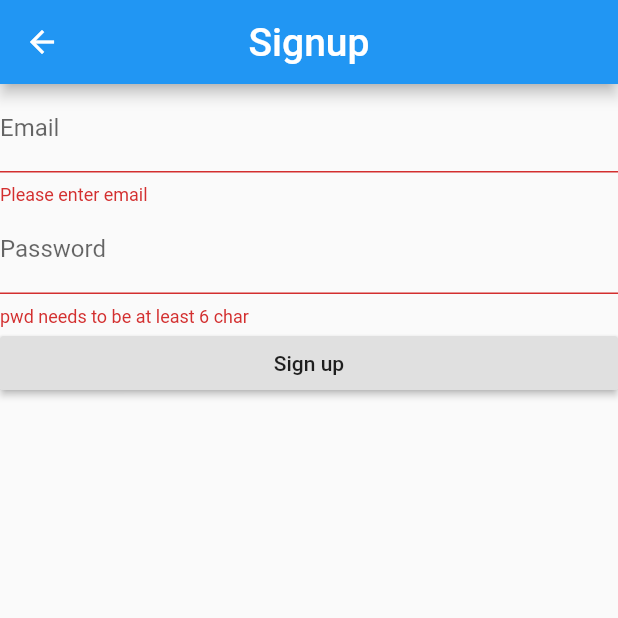
After one commit to hjlama/CodeCS, a Flutter app: the Signup_firebase_test screen opened directly, after a tap on "Sign up", on a phone screen of 412 x 824 dp, the top half of it. The commit adds this screen. Run offline on Flutter 3.47's test engine with Material 2 defaults, Android fonts, the phone set to English and light mode, and no system bars; our stand-ins replace firebase_auth, material_design_icons_flutter; missing offline and left inert: flutter_full_pdf_viewer; accounts and stored records are empty.

Commit message:
- implemented signup page  - fixed app black boarder problem  - categorised pages

```diff
--- a/lib/HomeCardGrid.dart
+++ b/lib/HomePage/HomeCardGrid.dart
@@ -1,4 +1,4 @@
-import 'package:ccs/HomePage.dart';
+import 'package:ccs/HomePage/HomePage.dart';
 import 'package:flutter/material.dart';
 import 'package:path/path.dart';
 import 'ProgLang.dart';
--- a/lib/HomePage.dart
+++ b/lib/HomePage/HomePage.dart
@@ -1,8 +1,7 @@
-import 'package:ccs/HomeCardGrid.dart';
-import 'package:ccs/HomePage.dart';
+import 'package:ccs/HomePage/HomeCardGrid.dart';
 import 'package:ccs/Report.dart';
 import 'package:flutter/material.dart';
-import 'package:bottom_navy_bar/bottom_navy_bar.dart';
+import 'package:ccs/bottom_navy_bar_rewrite.dart';
 import 'package:ccs/Settings.dart';
 import 'package:firebase_auth/firebase_auth.dart';
 
--- a/lib/ProgLang.dart
+++ b/lib/HomePage/ProgLang.dart
@@ -1,5 +1,5 @@
 import 'package:flutter/material.dart';
-import 'CheatSheetPage.dart';
+import 'package:ccs/HomePage/CheatSheetPage.dart';
 class ProgLang {
   final String name;
   final String image;
--- a/lib/Welcome.dart
+++ b/lib/Login_Signup/Welcome.dart
@@ -1,6 +1,6 @@
 import 'package:flutter/material.dart';
 import 'dart:math';
-import 'Login.dart';
+import 'package:ccs/Login_Signup/Login.dart';
 import 'SignUp.dart';
 
 class Welcome extends StatefulWidget {
--- /dev/null
+++ b/lib/testing/SignUp_firebase_test.dart
@@ -0,0 +1,74 @@
+import 'package:flutter/material.dart';
+import 'package:firebase_auth/firebase_auth.dart';
+
+//import 'package:google_sign_in/google_sign_in.dart';
+
+class Signup_firebase_test extends StatefulWidget {
+  @override
+  _Signup_firebase_testState createState() => _Signup_firebase_testState();
+}
+
+class _Signup_firebase_testState extends State<Signup_firebase_test> {
+  String _email, _password;
+  final GlobalKey<FormState> _formKey = GlobalKey<FormState>();
+
+  @override
+  Widget build(BuildContext context) {
+    return Scaffold(
+      appBar: AppBar(
+        title: Text(
+          'Signup',
+          style: TextStyle(fontSize: 26),
+        ),
+        centerTitle: true,
+      ),
+      body: SafeArea(
+        child: Form(
+          key: _formKey,
+          child: Column(
+            crossAxisAlignment: CrossAxisAlignment.stretch,
+            children: <Widget>[
+              TextFormField(
+                validator: (input) {
+                  if (input.isEmpty) {
+                    return 'Please enter email';
+                  }
+                },
+                onSaved: (input) => _email = input,
+                decoration: InputDecoration(labelText: 'Email'),
+              ),
+              TextFormField(
+                validator: (input) {
+                  if (input.length < 6) {
+                    return 'pwd needs to be at least 6 char';
+                  }
+                },
+                onSaved: (input) => _password = input,
+                decoration: InputDecoration(labelText: 'Password'),
+                obscureText: true,
+              ),
+              RaisedButton(
+                onPressed: login,
+                child: Text('Sign up'),
+              ),
+            ],
+          ),
+        ),
+      ),
+    );
+  }
+
+  void login() async {
+    if (_formKey.currentState.validate()) {
+      _formKey.currentState.save();
+      try {
+        FirebaseUser user = await FirebaseAuth.instance
+            .createUserWithEmailAndPassword(email: _email, password: _password);
+        print('Registered user: ${user.uid}');
+      } catch (e) {
+        print(e.message);
+
+      }
+    }
+  }
+}
--- a/pubspec.yaml
+++ b/pubspec.yaml
@@ -27,7 +27,7 @@ dependencies:
   firebase_auth: ^0.8.1+4
   flutter_full_pdf_viewer: ^1.0.4
   material_design_icons_flutter: ^3.2.3595
-  font_awesome_flutter: ^8.0.1
+
 
   # The following adds the Cupertino Icons font to your application.
   # Use with the CupertinoIcons class for iOS style icons.
```
Also changed, not shown: lib/HomePage/CheatSheetPage.dart (renamed from lib/CheatSheetPage.dart, +4 -3 lines), lib/Login_Signup/Login.dart (renamed from lib/Login.dart, +8 -7 lines), lib/Login_Signup/SignUp.dart (renamed from lib/SignUp.dart, +47 -106 lines), lib/Login_firebase_test.dart (deleted, +0 -68 lines), lib/bottom_navy_bar_rewrite.dart (added, +148 -0 lines), lib/main.dart (+10 -6 lines), lib/testing/Login_firebase_test.dart (added, +78 -0 lines), assets/appicon.png, pubspec.lock, 29 other files.
